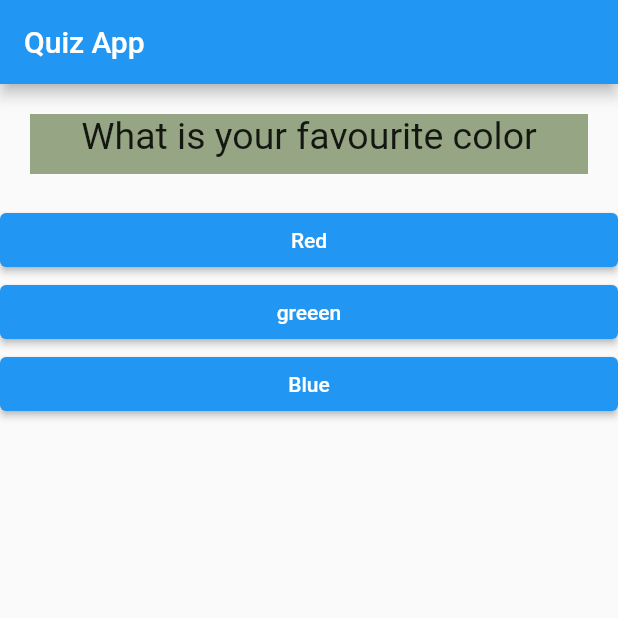
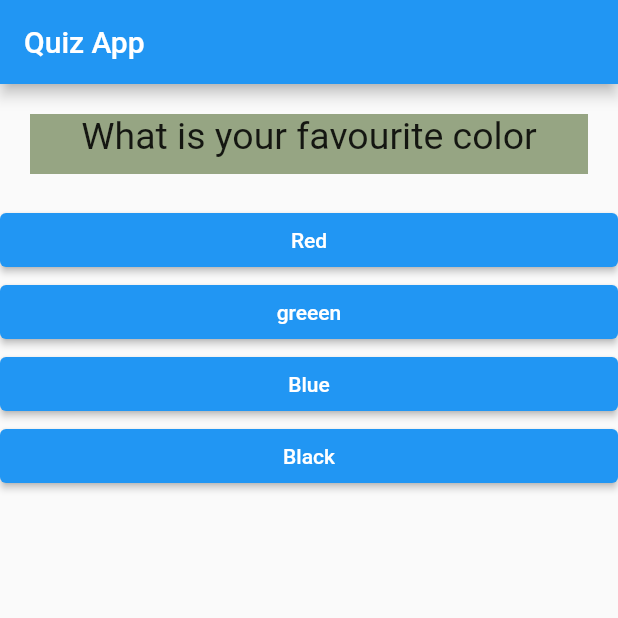
Before and after one commit to cecililu/Flutterapp, a Flutter app: the screen it shows after launch, on a phone screen of 412 x 824 dp, the top half of it. Run offline on Flutter 3.47's test engine with Material 2 defaults, Android fonts, the light colour scheme and no system bars.

Commit message:
check for more question

```diff
--- a/lib/main.dart
+++ b/lib/main.dart
@@ -17,28 +17,31 @@ class Myapp extends StatefulWidget {
 }
 
 class _MyappState extends State<Myapp> {
+
+  final question =const [
+      {
+        'questionText': 'What is your favourite color',
+        'answer': ["Red", "greeen", "Blue",'Black']
+      },
+      {
+        'questionText': 'What is your favourite shoes',
+        'answer': ["Jordan1", "forums", "NB 550"]
+      },
+    ];
   var _questionIndex = 0;
   void _answerQuestion() {
     setState(() {
       _questionIndex = _questionIndex + 1;
     });
 
-    print("Answer chosen ok");
-    print(_questionIndex);
+    if(_questionIndex< question.length){
+       print("We have more question");
+    }
   }
 
   @override
   Widget build(BuildContext ctx) {
-    var question = [
-      {
-        'questionText': 'What is your favourite color',
-        'answer': ["Red", "greeen", "Blue"]
-      },
-      {
-        'questionText': 'What is your favourite shoes',
-        'answer': ["Jordan1", "forums", "NB 550"]
-      },
-    ];
+
 
     // var answer2=["CECIL","CECILU","CECILi"];
     return MaterialApp(
```
